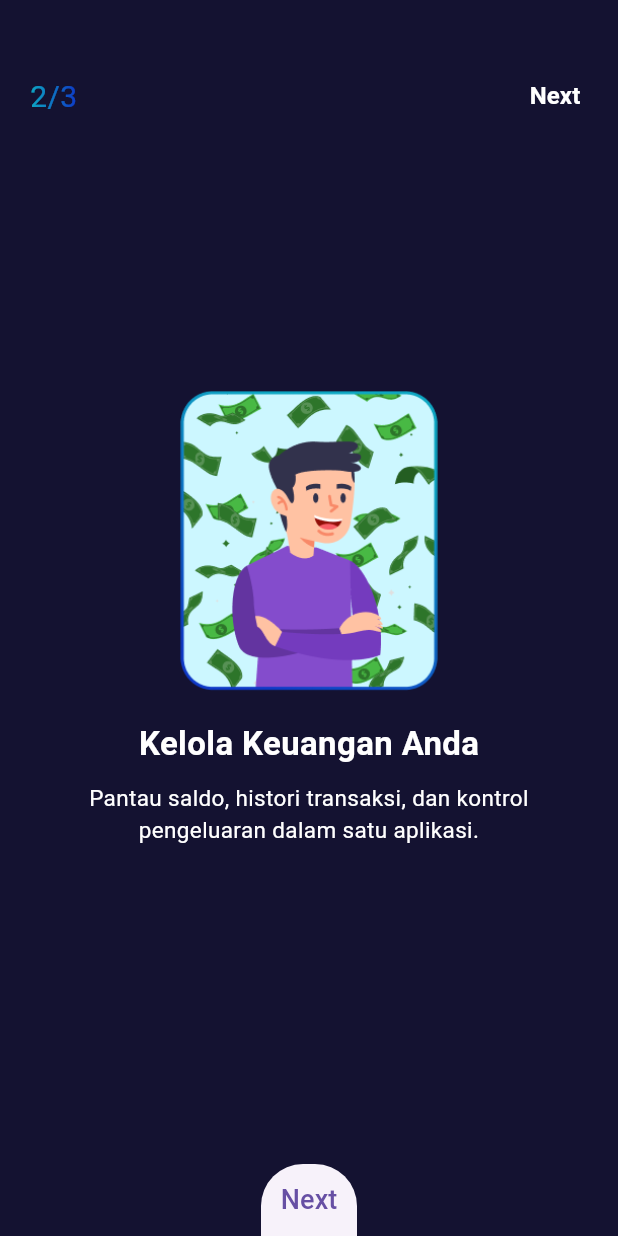
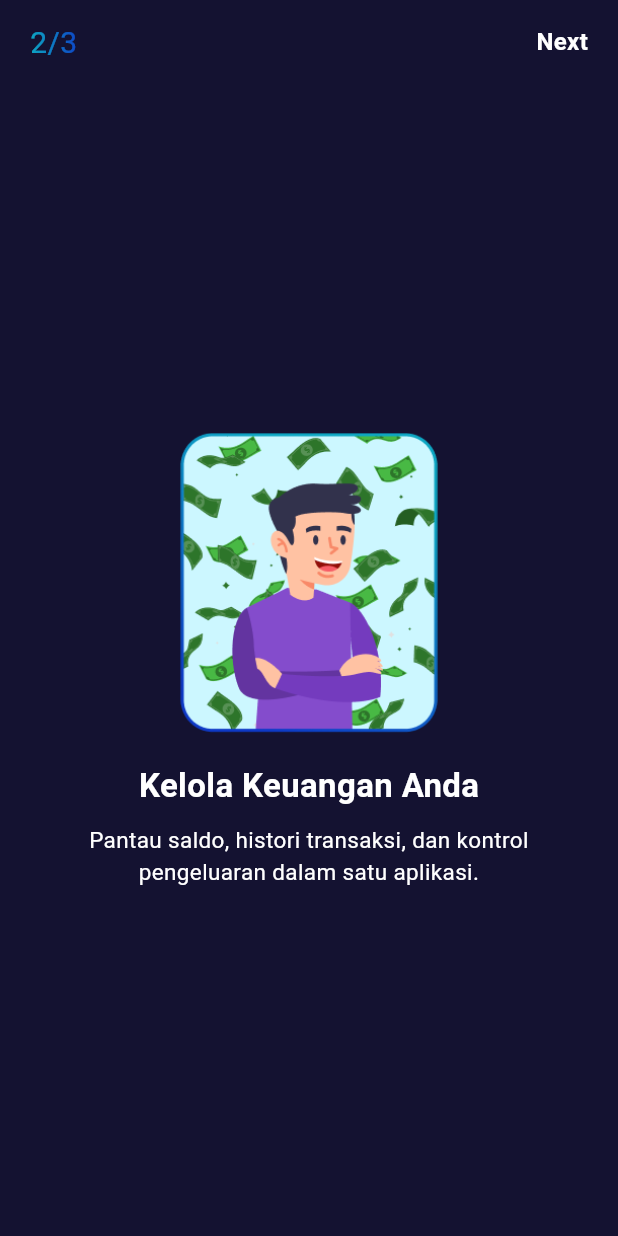
Before and after one commit to naninuraini/Capstone_MAD_LearningX, a Flutter app: the screen it shows after launch, after a tap on "Next", on a phone screen of 412 x 824 dp. Run offline on Flutter 3.47's test engine with Material 3 defaults, Android fonts, the phone set to English and light mode, and no system bars; our stand-ins replace cloud_firestore, equatable, firebase_auth, firebase_core, firebase_storage, flutter_cache_manager and 4 more; accounts and stored records are empty.

Commit message:
meng styling

```diff
--- a/cipta_cuan/lib/app/modules/on_boarding/controllers/on_boarding_controller.dart
+++ b/cipta_cuan/lib/app/modules/on_boarding/controllers/on_boarding_controller.dart
@@ -4,7 +4,7 @@ import 'package:shared_preferences/shared_preferences.dart';
 
 class OnBoardingController extends GetxController {
   final PageController pageController = PageController();
-  int currentPage = 0;
+  final RxInt currentPage = 0.obs;
 
   List<Widget> buildPages() {
     return [
@@ -32,7 +32,7 @@ class OnBoardingController extends GetxController {
                     color: Colors.white,
                   ),
                 ),
-                SizedBox(width: 5),
+                const SizedBox(width: 5),
                 ShaderMask(
                   shaderCallback: (bounds) => const LinearGradient(
                     colors: [
@@ -91,6 +91,24 @@ class OnBoardingController extends GetxController {
         ),
         description:
             'Nikmati kemudahan menabung dengan fitur pintar untuk mencapai tujuan finansial Anda.',
+        bottomNavigationBar: Padding(
+          padding: const EdgeInsets.all(16.0),
+          child: ElevatedButton(
+            onPressed: () {
+              completeOnboarding();
+            },
+            style: ElevatedButton.styleFrom(
+              backgroundColor: const Color(0xFF0DA6C2),
+              shape: RoundedRectangleBorder(
+                borderRadius: BorderRadius.circular(12),
+              ),
+            ),
+            child: Text(
+              'Next',
+              style: const TextStyle(fontSize: 18, color: Colors.white),
+            ),
+          ),
+        ),
       ),
     ];
   }
@@ -99,10 +117,56 @@ class OnBoardingController extends GetxController {
     required String imagePath,
     required Widget title,
     required String description,
+    Widget? bottomNavigationBar,
   }) {
-    return Stack(
-      children: [
-        Padding(
+    return Scaffold(
+      appBar: AppBar(
+        leading: Padding(
+          padding: const EdgeInsets.only(left: 20.0, top: 14),
+          child: ShaderMask(
+            shaderCallback: (bounds) => const LinearGradient(
+              colors: [
+                Color(0xFF0DA6C2),
+                Color(0xFF0E39C6),
+              ],
+              begin: Alignment.centerLeft,
+              end: Alignment.centerRight,
+            ).createShader(bounds),
+            child: Obx(
+              () => Text(
+                '${currentPage.value + 1}/3',
+                style: const TextStyle(fontSize: 20, color: Colors.white),
+              ),
+            ),
+          ),
+        ),
+        actions: [
+          Obx(
+            () => currentPage.value < 2
+                ? Padding(
+                    padding: const EdgeInsets.only(right: 20.0),
+                    child: GestureDetector(
+                      onTap: () {
+                        pageController.nextPage(
+                          duration: const Duration(milliseconds: 300),
+                          curve: Curves.ease,
+                        );
+                      },
+                      child: Text(
+                        'Next',
+                        style: const TextStyle(
+                          fontSize: 16,
+                          color: Colors.white,
+                          fontWeight: FontWeight.bold,
+                        ),
+                      ),
+                    ),
+                  )
+                : Container(),
+          ),
+        ],
+      ),
+      body: Padding(
         padding: const EdgeInsets.all(24.0),
         child: Column(
           mainAxisAlignment: MainAxisAlignment.center,
@@ -122,47 +186,7 @@ class OnBoardingController extends GetxController {
           ],
         ),
       ),
-        Positioned(
-          top: 50,
-          left: 20,
-          child: ShaderMask(
-            shaderCallback: (bounds) => LinearGradient(
-              colors: [
-                Color(0xFF0DA6C2),
-                Color(0xFF0E39C6),
-              ],
-              begin: Alignment.centerLeft,
-              end: Alignment.centerRight,
-            ).createShader(bounds),
-            child: Text(
-              '${currentPage + 1}/3',
-              style: const TextStyle(fontSize: 20, color: Colors.white),
-            ),
-          ),
-        ),
-      Positioned(
-          top: 40,
-          right: 10,
-          child: TextButton(
-            onPressed: () {
-              if (currentPage < 2) {
-                pageController.nextPage(
-                    duration: Duration(milliseconds: 300), curve: Curves.ease);
-              } else {
-                completeOnboarding();
-              }
-            },
-            child: Text(
-              "Next",
-              style: TextStyle(
-                fontSize: 16,
-                color: Colors.white,
-                fontWeight: FontWeight.bold,
-              ),
-            ),
-          ),
-        ),
-      ],
+      bottomNavigationBar: bottomNavigationBar,
     );
   }
 
--- a/cipta_cuan/lib/app/modules/on_boarding/views/on_boarding_view.dart
+++ b/cipta_cuan/lib/app/modules/on_boarding/views/on_boarding_view.dart
@@ -1,46 +1,47 @@
 import 'package:flutter/material.dart';
-
 import 'package:get/get.dart';
-
 import '../controllers/on_boarding_controller.dart';
 
-class OnBoardingView extends StatefulWidget {
-  const OnBoardingView({super.key});
-  @override
-  _OnBoardingViewState createState() => _OnBoardingViewState();
-}
-
-class _OnBoardingViewState extends State<OnBoardingView> {
-  final OnBoardingController controller = Get.find<OnBoardingController>();
+class OnBoardingView extends StatelessWidget {
+  final OnBoardingController controller = Get.put(OnBoardingController());
 
   @override
   Widget build(BuildContext context) {
     return Scaffold(
       body: PageView(
         controller: controller.pageController,
-        onPageChanged: (index) {
-          setState(() => controller.currentPage = index);
-        },
+        onPageChanged: (index) => controller.currentPage.value = index,
         children: controller.buildPages(),
       ),
-      bottomSheet: controller.currentPage == controller.buildPages().length - 1
-          ? TextButton(
-              onPressed: controller.completeOnboarding,
-              child: Text(
-                "Get Started",
-                style: TextStyle(fontSize: 18),
-              ),
-            )
-          : TextButton(
-              onPressed: () {
-                controller.pageController.nextPage(
-                    duration: Duration(milliseconds: 300), curve: Curves.ease);
-              },
-              child: Text(
-                "Next",
-                style: TextStyle(fontSize: 18),
-              ),
-            ),
+      // bottomNavigationBar:
+      // controller.currentPage.value < 2
+      //     ? Obx(() {
+      //         final isLastPage = controller.currentPage.value ==
+      //             controller.buildPages().length - 1;
+
+              // return Padding(
+              //   padding: const EdgeInsets.all(16.0),
+              //   child: ElevatedButton(
+              //     onPressed: () {
+              //       controller.pageController.nextPage(
+              //         duration: const Duration(milliseconds: 300),
+              //         curve: Curves.ease,
+              //       );
+              //     },
+              //     style: ElevatedButton.styleFrom(
+              //       backgroundColor: const Color(0xFF0DA6C2),
+              //       shape: RoundedRectangleBorder(
+              //         borderRadius: BorderRadius.circular(12),
+              //       ),
+              //     ),
+              //     child: Text(
+              //       'Next',
+              //       style: const TextStyle(fontSize: 18, color: Colors.white),
+              //     ),
+              //   ),
+              // );
+    //         })
+    //       : Container(),
     );
   }
 }
```
Lines whose indentation alone changed are shown as unchanged.
